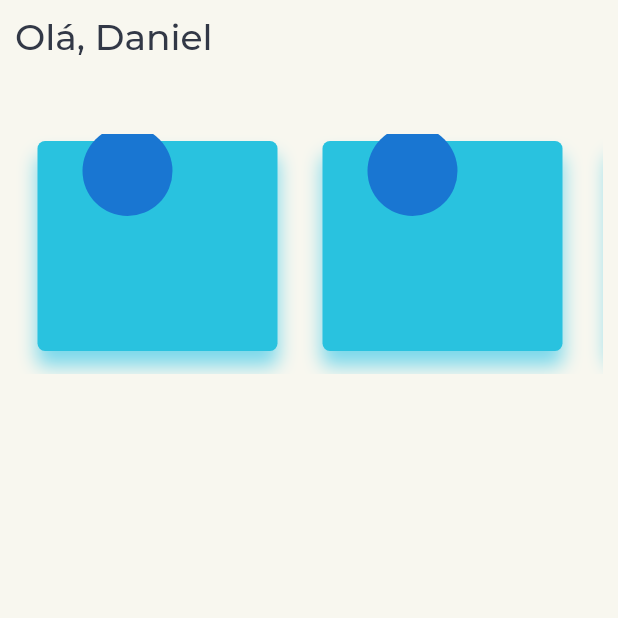
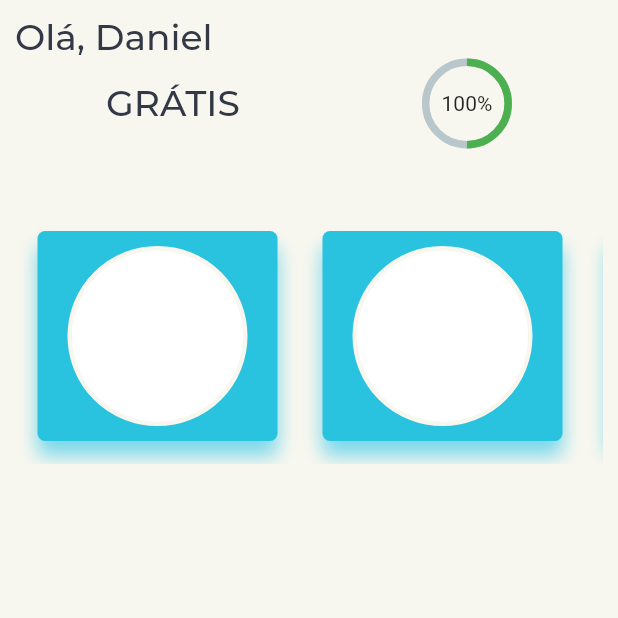
Before and after one commit to DizzyMelo/glupe, a Flutter app: the screen it shows after launch, on a phone screen of 412 x 824 dp, the top half of it. Run offline on Flutter 3.47's test engine with Material 2 defaults, Android fonts, the phone set to English and light mode, and no system bars; drawn by our look-alikes of percent_indicator; project files that could hold a hidden picture were left out.

Commit message:
graficos de porcentagem

```diff
--- a/lib/telas/inicio/index.dart
+++ b/lib/telas/inicio/index.dart
@@ -1,5 +1,6 @@
 import 'package:flutter/material.dart';
 import 'package:glupe/cores/index.dart';
+import 'package:percent_indicator/circular_percent_indicator.dart';
 
 class Inicio extends StatefulWidget {
   @override
@@ -15,7 +16,6 @@ class _InicioState extends State<Inicio> {
     return Scaffold(
         backgroundColor: Cores.cristaBranca,
         body: SafeArea(
-
             child: Padding(
           padding: EdgeInsets.symmetric(horizontal: 10.0, vertical: 10.0),
           child: Column(
@@ -28,10 +28,26 @@ class _InicioState extends State<Inicio> {
                     fontSize: 24.0,
                     fontFamily: 'MonMedium'),
               ),
-
-
+              Row(
+                mainAxisAlignment: MainAxisAlignment.spaceAround,
+                children: <Widget>[
+                  Text(
+                    'GRÁTIS',
+                    style: TextStyle(
+                        color: Cores.noiteAzul,
+                        fontSize: 24.0,
+                        fontFamily: 'MonMedium'),
+                  ),
+                  CircularPercentIndicator(
+                    radius: 60.0,
+                    lineWidth: 5.0,
+                    percent: 0.5,
+                    center: new Text("100%"),
+                    progressColor: Colors.green,
+                  )
+                ],
+              ),
               SizedBox(height: 40.0),
-
               Container(
                 padding: EdgeInsets.only(top: 10.0),
                 height: 170.0,
@@ -39,20 +55,22 @@ class _InicioState extends State<Inicio> {
                 child: ListView.builder(
                   scrollDirection: Axis.horizontal,
                   itemCount: 5,
-                  itemBuilder: (BuildContext context, int index){
+                  itemBuilder: (BuildContext context, int index) {
                     return Padding(
-                      padding: EdgeInsets.symmetric(horizontal: 15.0, vertical: 5.0),
-                      child: Stack(
-                        overflow: Overflow.visible,
+                        padding: EdgeInsets.symmetric(
+                            horizontal: 15.0, vertical: 5.0),
+                        child: Column(
                           children: <Widget>[
                             Container(
+                              padding: EdgeInsets.all(10.0),
                               height: 140.0,
                               width: 160.0,
                               decoration: BoxDecoration(
                                   boxShadow: [
                                     BoxShadow(
                                       color: Cores.ceuAzulClaro,
-                                blurRadius: 10.0, // has the effect of softening the shadow
+                                      blurRadius:
+                                          10.0, // has the effect of softening the shadow
                                       //spreadRadius: 5.0, // has the effect of extending the shadow
                                       offset: Offset(
                                         0.0, // horizontal, move right 10
@@ -61,25 +79,25 @@ class _InicioState extends State<Inicio> {
                                     )
                                   ],
                                   color: Cores.ceuAzulProfundo,
-                          borderRadius: BorderRadius.circular(5.0)
+                                  borderRadius: BorderRadius.circular(5.0)),
+                              child: Container(
+                                width: 50.0,
+                                height: 50.0,
+                                decoration: BoxDecoration(
+                                  color: Colors.white,
+                                  shape: BoxShape.circle,
+                                  border: Border.all(
+                                      color: Cores.cristaBranca, width: 3.0),
                                 ),
                               ),
-                      Positioned(
-                        top: -10.0,
-                        right:70.0,
-                        child: CircleAvatar(
-                          minRadius: 30.0,
                             ),
-                      )
                           ],
-                      )
-                    );
+                        ));
                   },
                 ),
               )
             ],
           ),
-          )
-        ));
+        )));
   }
 }
--- /dev/null
+++ b/lib/utils/urls.dart
@@ -0,0 +1,4 @@
+class Urls{
+  static String imgDistribuidor = 'http://oficinanamao.com.br/glupe/img_distribuidor/';
+  static String imgUsuario = 'http://oficinanamao.com.br/glupe/img_usuario/';
+}
--- a/pubspec.yaml
+++ b/pubspec.yaml
@@ -23,6 +23,7 @@ dependencies:
   # The following adds the Cupertino Icons font to your application.
   # Use with the CupertinoIcons class for iOS style icons.
   cupertino_icons: ^0.1.2
+  percent_indicator: ^2.1.1+1
 
 dev_dependencies:
   flutter_test:
```
Also changed, not shown: pubspec.lock. Lines whose indentation alone changed are shown as unchanged.
